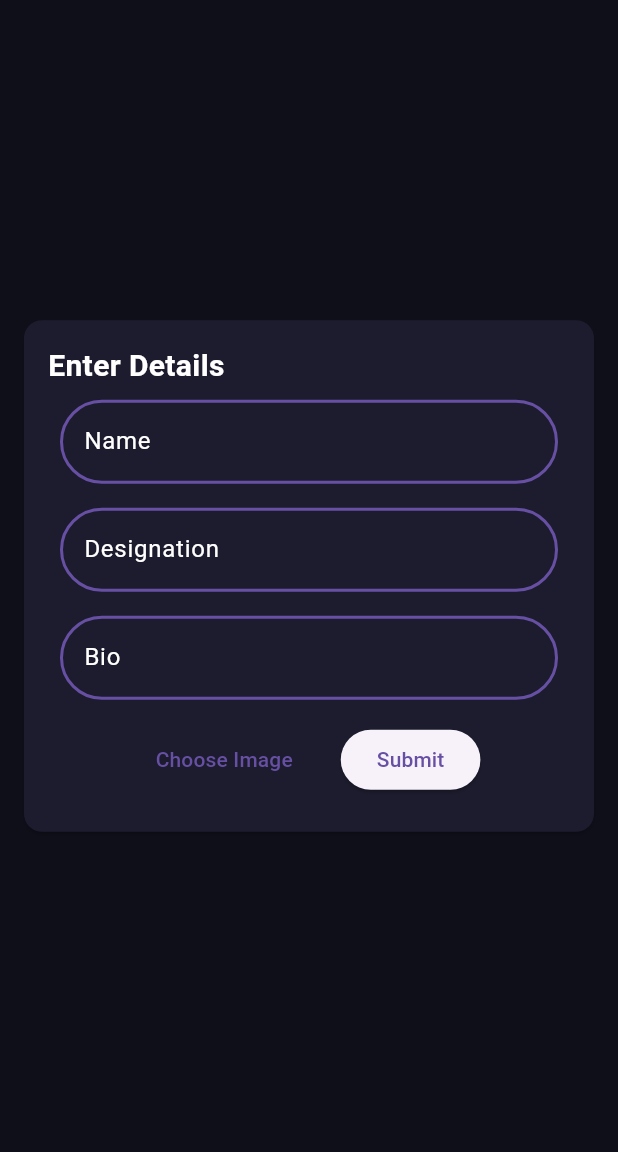
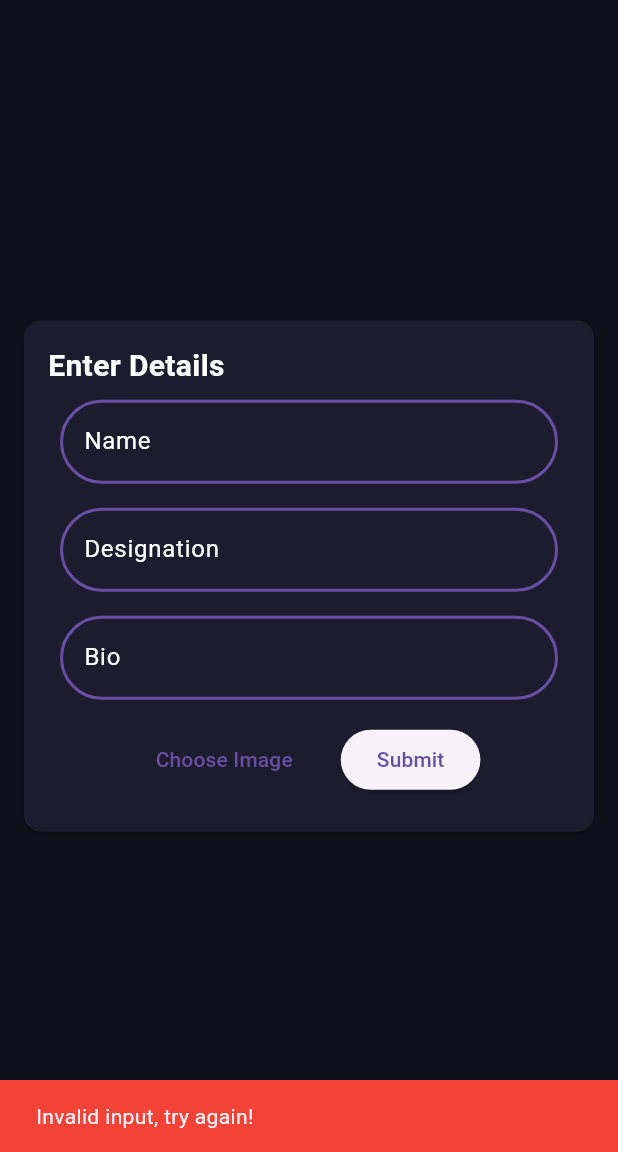
Before and after one commit to ArfanAnulal/Profile-Builder, a Flutter app: the screen it shows after launch, after a tap on "Submit", on a phone screen of 412 x 824 dp, the part 84-1236 px from its top. Run offline on Flutter 3.47's test engine with Material 3 defaults, Android fonts, the phone set to English and light mode, and no system bars; our stand-ins replace image_picker.

```diff
--- a/lib/pages/homepage.dart
+++ b/lib/pages/homepage.dart
@@ -13,11 +13,11 @@ class MyHomePage extends StatefulWidget {
 }
 
 class _MyHomePageState extends State<MyHomePage> {
-  final GlobalKey<FormState> _formKey = GlobalKey<FormState>();
+  final _formKey = GlobalKey<FormState>();
   final List<Map<String, String>> textFieldData = [
-    {'label': 'Name', 'hint': 'Enter Name'},
-    {'label': 'Designation', 'hint': 'Enter Designation'},
-    {'label': 'Bio', 'hint': 'Enter Bio'},
+    {'label': 'Name', 'hint': 'Enter Your Name'},
+    {'label': 'Designation', 'hint': 'e.g., Flutter Developer'},
+    {'label': 'Bio', 'hint': 'Enter Your Name'},
   ];
   final Map<String, TextEditingController> controllers = {
   'Name': TextEditingController(),
@@ -28,7 +28,7 @@ class _MyHomePageState extends State<MyHomePage> {
   String? Name,Designation,Bio;
 
   bool submitMethod(_selectedImage){
-    if (_selectedImage != null){
+    if (_selectedImage != null && (_formKey.currentState!.validate())){
       setState(() {
       Name = controllers['Name']!.text;
       Designation = controllers['Designation']!.text;
@@ -36,12 +36,20 @@ class _MyHomePageState extends State<MyHomePage> {
       });
       return true;
     }
+    else{
+      ScaffoldMessenger.of(context).showSnackBar(
+          SnackBar(
+            backgroundColor: Colors.red,
+            content: const Text('Invalid input, try again!')));
     return false;
+    }
   }
 
   @override
   void dispose() {
-
+    for (var controller in controllers.values) {
+      controller.dispose();
+    }
     super.dispose();
   }
 
@@ -57,6 +65,8 @@ class _MyHomePageState extends State<MyHomePage> {
         body: Form(
           key: _formKey,
           child: Center(
+            child: SingleChildScrollView(
+              child: SafeArea(
                 child: Card(
                   margin: EdgeInsets.all(16),
                   shape: RoundedRectangleBorder(
@@ -91,6 +101,12 @@ class _MyHomePageState extends State<MyHomePage> {
                                   style: AppTextTheme.fieldText,
                                 ),
                               ),
+                              validator: (value) {
+                                  if (value == null || value.trim().isEmpty) {
+                                    return 'Please enter your ${textFieldData[index]['label']?.toLowerCase()}';
+                                  }
+                                  return null;
+                                },
                             ),
                           );
                         }),
@@ -125,9 +141,6 @@ class _MyHomePageState extends State<MyHomePage> {
                                         ),
                                       );
                                     }
-                                else{
-                                  print('no input');
-                                }
                                   },
                                   child: Text('Submit'),
                                 ),
@@ -142,6 +155,8 @@ class _MyHomePageState extends State<MyHomePage> {
               ),
             ),
           ),
+        ),
+      ),
     );
   }
 }
--- a/lib/pages/portfoliopage.dart
+++ b/lib/pages/portfoliopage.dart
@@ -26,7 +26,9 @@ class _PortfolioPageState extends State<PortfolioPage> {
         title: Text('Profile Builder', style: AppTextTheme.appBarText),
         centerTitle: true,
       ),
-      body: Card(
+      body: SingleChildScrollView(
+        child: SafeArea(
+          child: Card(
             margin: EdgeInsets.all(16),
             shape: RoundedRectangleBorder(
               borderRadius: BorderRadius.circular(30),
@@ -50,6 +52,8 @@ class _PortfolioPageState extends State<PortfolioPage> {
               ),
             ),
           ),
+        ),
+      ),
     );
   }
 }
```
Lines whose indentation alone changed are shown as unchanged.
